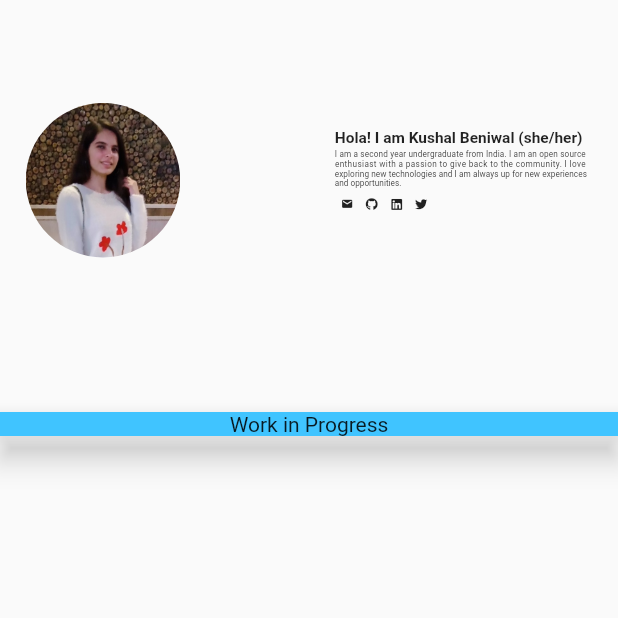
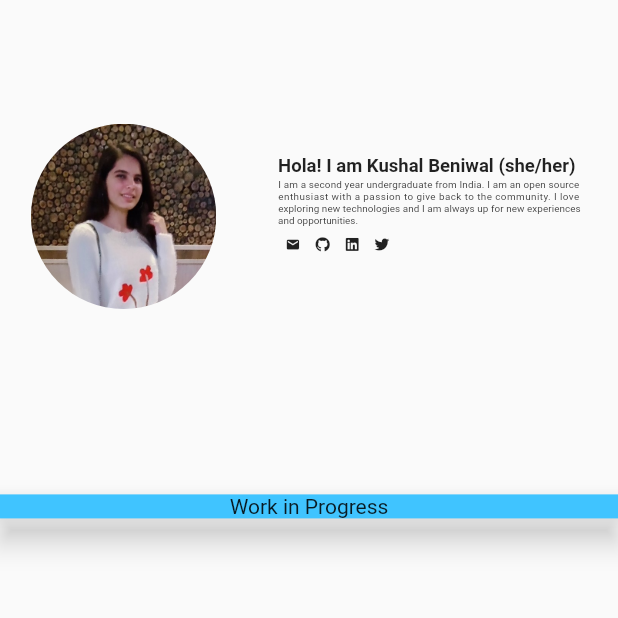
Before and after one commit to KushalBeniwal/my_portfolio, a Flutter app: the screen it shows after launch, on a phone screen of 412 x 824 dp, the top half of it. Run offline on Flutter 3.47's test engine with Material 2 defaults, Android fonts, the phone set to English and light mode, and no system bars; our stand-ins replace font_awesome_flutter, google_fonts.

Commit message:
enable change spacing with change in width

```diff
--- a/lib/about_me.dart
+++ b/lib/about_me.dart
@@ -5,7 +5,7 @@ import 'utils/greeting.dart';
 import 'utils/social_links.dart';
 
 class AboutMe extends StatefulWidget {
-  const AboutMe({ Key? key }) : super(key: key);
+  const AboutMe({Key? key}) : super(key: key);
 
   @override
   _AboutMeState createState() => _AboutMeState();
@@ -14,7 +14,7 @@ class AboutMe extends StatefulWidget {
 class _AboutMeState extends State<AboutMe> {
   @override
   Widget build(BuildContext context) {
-
+    double _width = MediaQuery.of(context).size.width;
     return Container(
       height: 600,
       margin: EdgeInsets.only(top: 200, left: 50, right: 50),
@@ -23,7 +23,7 @@ class _AboutMeState extends State<AboutMe> {
         crossAxisAlignment: CrossAxisAlignment.start,
         children: <Widget>[
           Avatar(),
-          Padding(padding: EdgeInsets.all(150)),
+          Padding(padding: EdgeInsets.all((_width > 1200) ? 150 : 50)),
           Info(),
         ],
       ),
```
